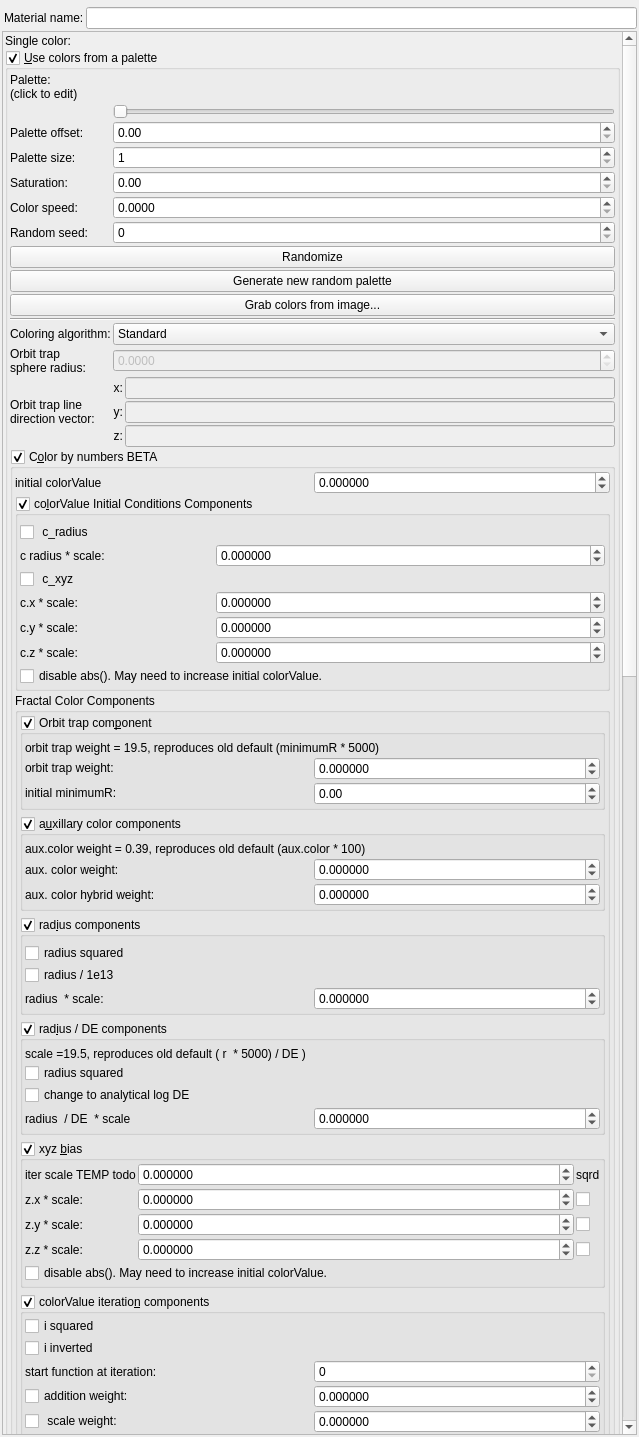
Old version of the form mandelbulber2/qt/material_editor.ui in the repository buddhi1980/mandelbulber2.
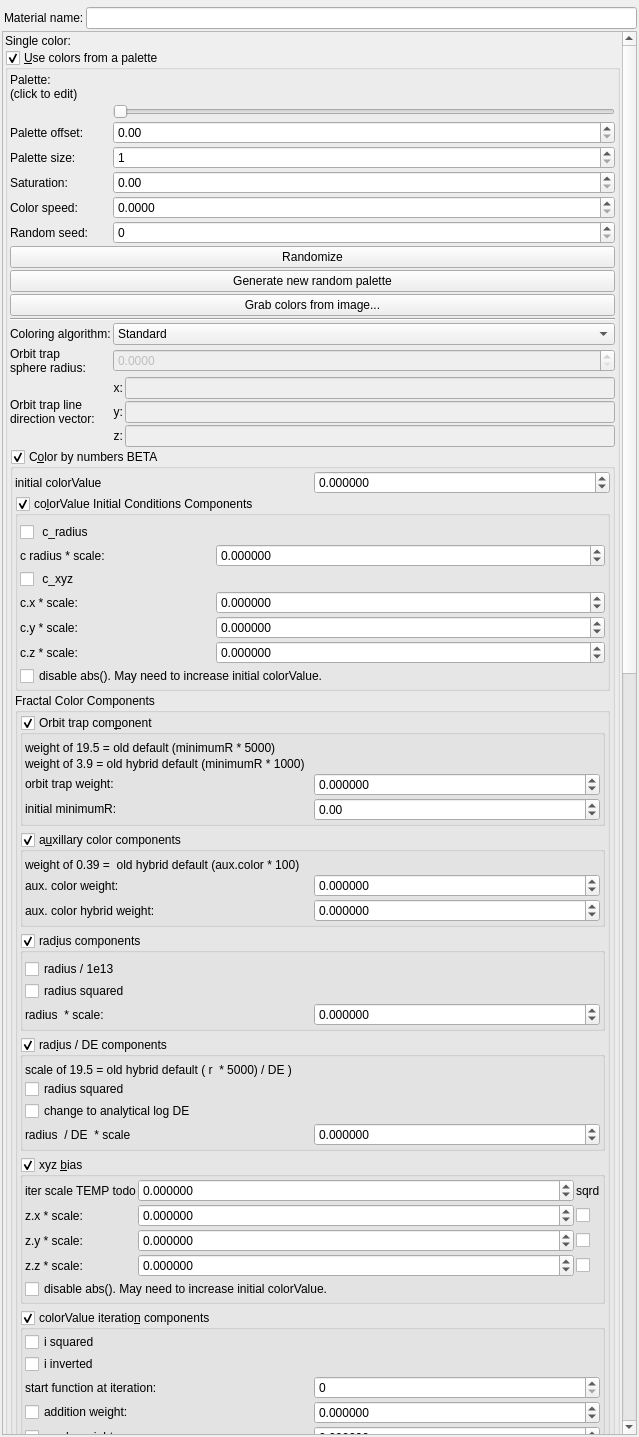
New version of the form. Icons and pictures are not drawn. Custom widgets are drawn as their Qt base class.

```diff
--- a/mandelbulber2/qt/material_editor.ui
+++ b/mandelbulber2/qt/material_editor.ui
@@ -81,9 +81,9 @@
       <property name="geometry">
        <rect>
         <x>0</x>
-        <y>-304</y>
+        <y>-724</y>
         <width>619</width>
-        <height>3502</height>
+        <height>3521</height>
        </rect>
       </property>
       <layout class="QVBoxLayout" name="verticalLayout_2">
@@ -920,7 +920,7 @@
                   <property name="checkable">
                    <bool>true</bool>
                   </property>
-                  <layout class="QVBoxLayout" name="verticalLayout_42" stretch="0,0">
+                  <layout class="QVBoxLayout" name="verticalLayout_42" stretch="0,0,0">
                    <property name="spacing">
                     <number>2</number>
                    </property>
@@ -945,7 +945,20 @@
                       </font>
                      </property>
                      <property name="text">
-                      <string>orbit trap weight = 19.5, reproduces old default (minimumR * 5000)</string>
+                      <string>weight of 19.5 = old default (minimumR * 5000)</string>
+                     </property>
+                    </widget>
+                   </item>
+                   <item>
+                    <widget class="QLabel" name="label_81">
+                     <property name="font">
+                      <font>
+                       <weight>50</weight>
+                       <bold>false</bold>
+                      </font>
+                     </property>
+                     <property name="text">
+                      <string>weight of 3.9 = old hybrid default (minimumR * 1000)</string>
                      </property>
                     </widget>
                    </item>
@@ -1083,7 +1096,7 @@
                       </font>
                      </property>
                      <property name="text">
-                      <string>aux.color weight = 0.39, reproduces old default (aux.color * 100)</string>
+                      <string>weight of 0.39 =  old hybrid default (aux.color * 100)</string>
                      </property>
                     </widget>
                    </item>
@@ -1212,13 +1225,6 @@
                    <property name="bottomMargin">
                     <number>2</number>
                    </property>
-                   <item>
-                    <widget class="QCheckBox" name="checkBox_fractal_coloring_rad_squared_enabled_false">
-                     <property name="text">
-                      <string notr="true">radius squared</string>
-                     </property>
-                    </widget>
-                   </item>
                    <item>
                     <widget class="QCheckBox" name="checkBox_fractal_coloring_rad_div_1e13_false">
                      <property name="text">
@@ -1226,6 +1232,13 @@
                      </property>
                     </widget>
                    </item>
+                   <item>
+                    <widget class="QCheckBox" name="checkBox_fractal_coloring_rad_squared_enabled_false">
+                     <property name="text">
+                      <string notr="true">radius squared</string>
+                     </property>
+                    </widget>
+                   </item>
                    <item>
                     <layout class="QGridLayout" name="gridLayout_18" columnstretch="0,0">
                      <property name="spacing">
@@ -1307,7 +1320,7 @@
                       </font>
                      </property>
                      <property name="text">
-                      <string>scale =19.5, reproduces old default ( r  * 5000) / DE )</string>
+                      <string>scale of 19.5 = old hybrid default ( r  * 5000) / DE )</string>
                      </property>
                     </widget>
                    </item>
@@ -1381,7 +1394,7 @@
                   <property name="checkable">
                    <bool>true</bool>
                   </property>
-                  <layout class="QVBoxLayout" name="verticalLayout_32" stretch="0">
+                  <layout class="QVBoxLayout" name="verticalLayout_32" stretch="0,0">
                    <property name="spacing">
                     <number>2</number>
                    </property>
@@ -1570,15 +1583,15 @@
                        </property>
                       </widget>
                      </item>
-                     <item row="4" column="0" colspan="3">
-                      <widget class="QCheckBox" name="checkBox_fractal_coloring_xyz_fabs_enabled_false">
-                       <property name="text">
-                        <string notr="true">disable abs(). May need to increase initial colorValue.</string>
-                       </property>
-                      </widget>
-                     </item>
                     </layout>
                    </item>
+                   <item>
+                    <widget class="QCheckBox" name="checkBox_fractal_coloring_xyz_fabs_enabled_false">
+                     <property name="text">
+                      <string notr="true">disable abs(). May need to increase initial colorValue.</string>
+                     </property>
+                    </widget>
+                   </item>
                   </layout>
                  </widget>
                 </item>
```
Left out of the diff: 20 changed lines with no effect on the pictures.
